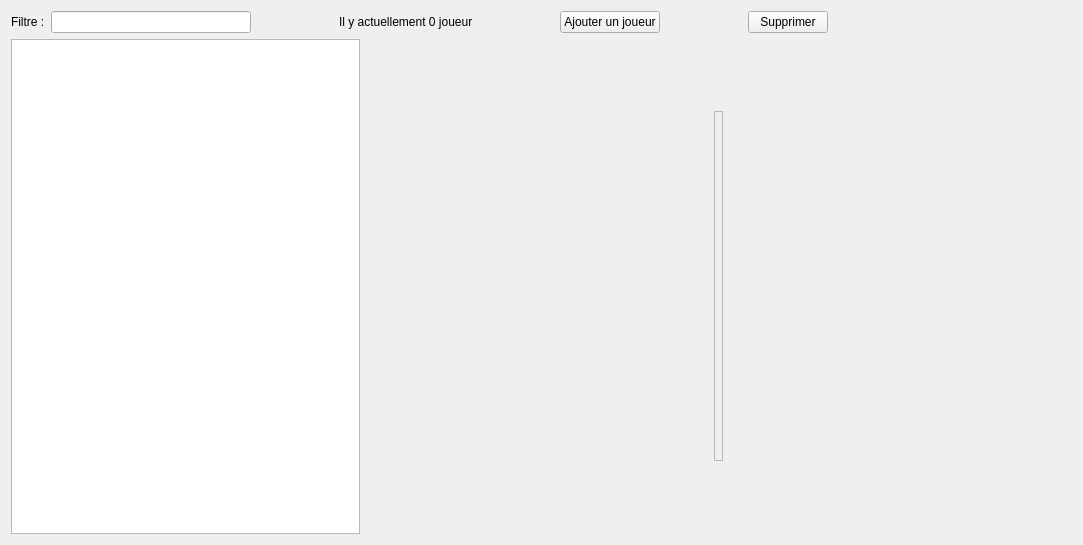
First picture: the form in ui/PlayersListWidget.ui, repository dsarrut/badminapp, before the edit.
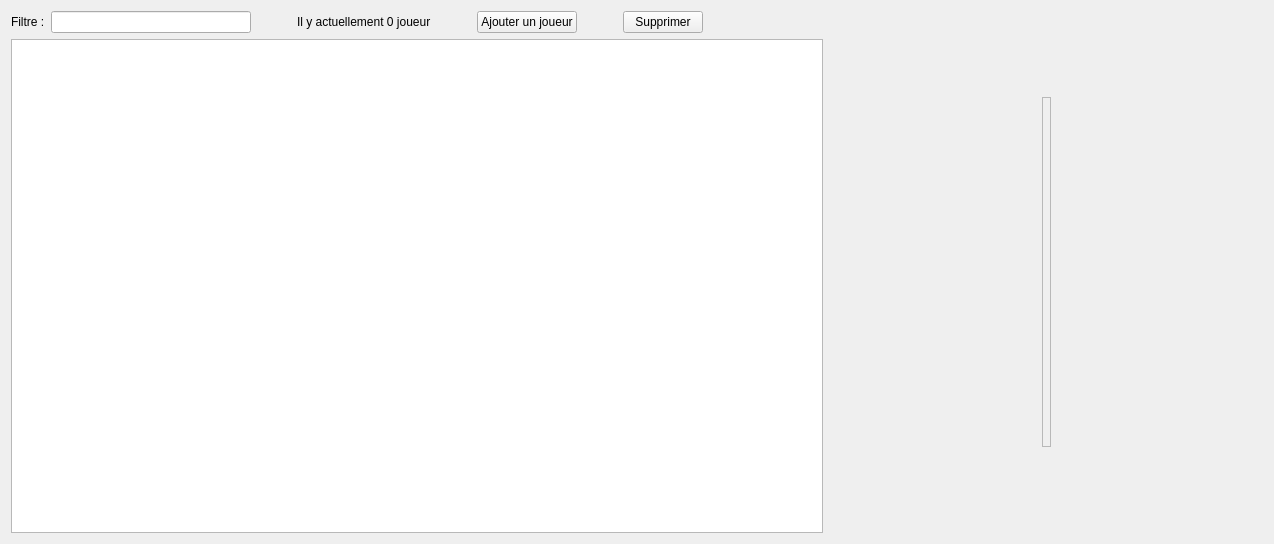
Second picture: the form after the edit. Icons and pictures are not drawn.

What changed in the file:
```diff
--- a/ui/PlayersListWidget.ui
+++ b/ui/PlayersListWidget.ui
@@ -6,13 +6,15 @@
    <rect>
     <x>0</x>
     <y>0</y>
-    <width>1083</width>
-    <height>545</height>
+    <width>1274</width>
+    <height>544</height>
    </rect>
   </property>
   <property name="windowTitle">
    <string>Form</string>
   </property>
+  <layout class="QHBoxLayout" name="horizontalLayout_2">
+   <item>
   <layout class="QVBoxLayout" name="verticalLayout">
    <item>
     <layout class="QHBoxLayout" name="horizontalLayout">
@@ -151,18 +153,18 @@
     </layout>
    </item>
    <item>
-    <layout class="QHBoxLayout" name="horizontalLayout_2">
-     <item>
       <widget class="QTableView" name="table_widget"/>
      </item>
+    </layout>
+   </item>
      <item>
-      <spacer name="horizontalSpacer_7">
+    <spacer name="horizontalSpacer_8">
        <property name="orientation">
         <enum>Qt::Horizontal</enum>
        </property>
        <property name="sizeHint" stdset="0">
         <size>
-         <width>40</width>
+       <width>26</width>
          <height>20</height>
         </size>
        </property>
@@ -170,6 +172,12 @@
      </item>
      <item>
       <widget class="QLabel" name="label_2">
+     <property name="sizePolicy">
+      <sizepolicy hsizetype="Minimum" vsizetype="Minimum">
+       <horstretch>0</horstretch>
+       <verstretch>0</verstretch>
+      </sizepolicy>
+     </property>
        <property name="maximumSize">
         <size>
          <width>350</width>
@@ -194,19 +202,17 @@
       </widget>
      </item>
      <item>
-      <spacer name="horizontalSpacer_8">
+    <spacer name="horizontalSpacer_7">
        <property name="orientation">
         <enum>Qt::Horizontal</enum>
        </property>
        <property name="sizeHint" stdset="0">
         <size>
-         <width>40</width>
+       <width>25</width>
          <height>20</height>
         </size>
        </property>
       </spacer>
-     </item>
-    </layout>
    </item>
   </layout>
  </widget>
```
Lines whose indentation alone changed are shown as unchanged.
